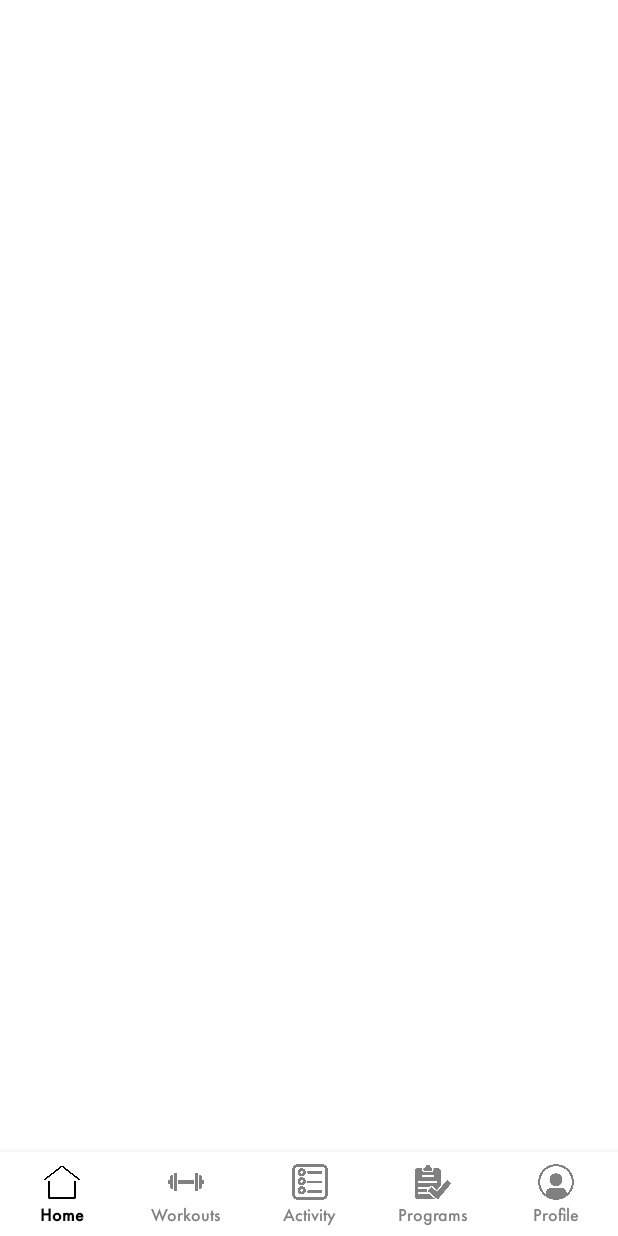
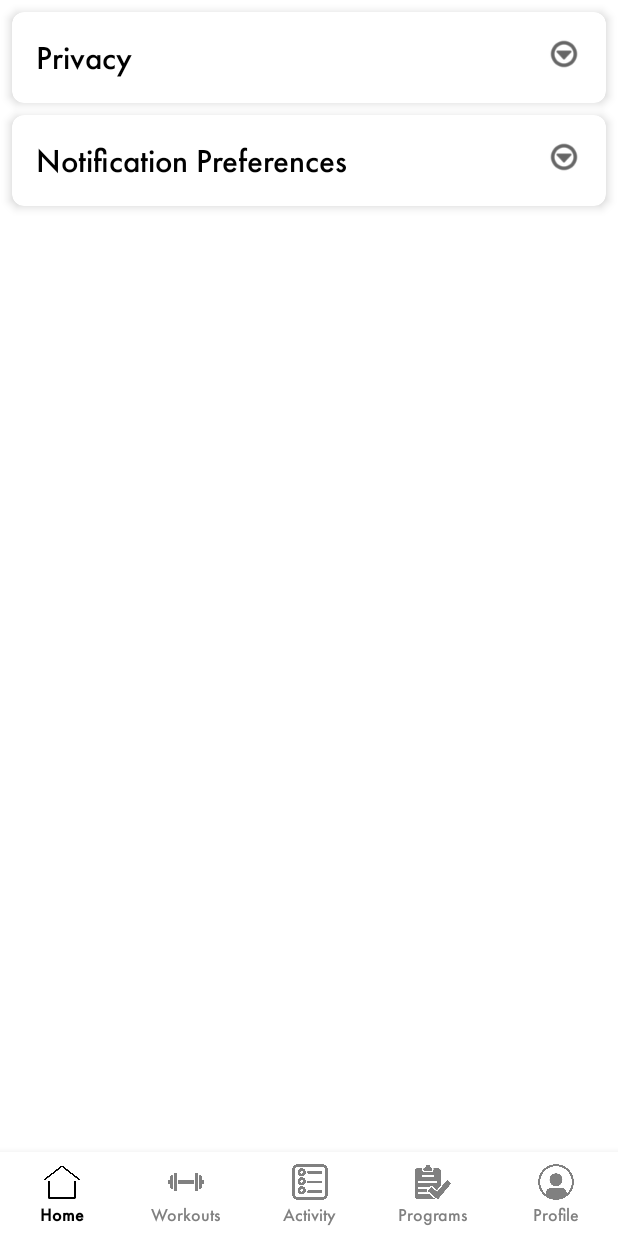
Before and after one commit to FEU-Tech-Mobile-Application-Dev-Ramirez/MAD-FINAL-Dugtrio, an Android app built with Jetpack Compose: the fragment Settings placed in its activity, on a phone screen of 412 x 824 dp. Run offline under Robolectric (Android 15) with nearby library versions, the phone set to English and light mode, and no system bars; 1 statement that could not run was skipped.

Commit message:
feat: update ActivityFragment and Profile layout, add Settings fragment with initial buttons
Signed-off-by: Xercxies <75853731+Xercxies@users.noreply.github.com>

```diff
--- a/app/src/main/java/com/example/mad_collaborative/ActivityFragment.kt
+++ b/app/src/main/java/com/example/mad_collaborative/ActivityFragment.kt
@@ -6,6 +6,8 @@ import android.view.LayoutInflater
 import android.view.View
 import android.view.ViewGroup
 
+// TODO: Rename parameter arguments, choose names that match
+// the fragment initialization parameters, e.g. ARG_ITEM_NUMBER
 private const val ARG_PARAM1 = "param1"
 private const val ARG_PARAM2 = "param2"
 
@@ -15,6 +17,7 @@ private const val ARG_PARAM2 = "param2"
  * create an instance of this fragment.
  */
 class ActivityFragment : Fragment() {
+    // TODO: Rename and change types of parameters
     private var param1: String? = null
     private var param2: String? = null
 
--- a/app/src/main/res/layout/fragment_profile.xml
+++ b/app/src/main/res/layout/fragment_profile.xml
@@ -100,7 +100,7 @@
         android:layout_width="wrap_content"
         android:layout_height="30dp"
         android:layout_marginStart="11dp"
-        android:layout_marginTop="26dp"
+        android:layout_marginTop="34dp"
         android:layout_marginEnd="303dp"
         android:fontFamily="@font/arial"
         android:gravity="start"
@@ -144,7 +144,7 @@
         android:layout_marginStart="5dp"
         android:layout_marginTop="534dp"
         android:layout_marginEnd="81dp"
-        android:layout_marginBottom="275dp"
+        android:layout_marginBottom="245dp"
         android:src="@drawable/line_horizontal_black_long"
         android:translationX="-5dp"
         app:layout_constraintBottom_toBottomOf="parent"
@@ -266,15 +266,22 @@
         android:id="@+id/Settings_2"
         android:layout_width="51dp"
         android:layout_height="22dp"
+        android:layout_marginStart="274dp"
+        android:layout_marginTop="354dp"
+        android:layout_marginEnd="86dp"
+        android:layout_marginBottom="515dp"
+        android:translationX="-1dp"
         android:fontFamily="@font/futura"
         android:gravity="start"
         android:text="Settings"
         android:textAlignment="center"
         android:textColor="@android:color/black"
         android:textSize="16sp"
-        tools:ignore="MissingConstraints,RtlCompat,TextSizeCheck"
-        tools:layout_editor_absoluteX="274dp"
-        tools:layout_editor_absoluteY="364dp" />
+        app:layout_constraintBottom_toBottomOf="parent"
+        app:layout_constraintEnd_toEndOf="parent"
+        app:layout_constraintStart_toStartOf="parent"
+        app:layout_constraintTop_toTopOf="parent"
+        tools:ignore="MissingConstraints,RtlCompat,TextSizeCheck" />
 
     <TextView
         android:id="@+id/qr_code_2"
--- a/app/src/main/res/layout/fragment_settings.xml
+++ b/app/src/main/res/layout/fragment_settings.xml
@@ -1,9 +1,90 @@
 <?xml version="1.0" encoding="utf-8"?>
-<FrameLayout xmlns:android="http://schemas.android.com/apk/res/android"
+<androidx.constraintlayout.widget.ConstraintLayout
+    xmlns:android="http://schemas.android.com/apk/res/android"
+    xmlns:app="http://schemas.android.com/apk/res-auto"
     xmlns:tools="http://schemas.android.com/tools"
     android:layout_width="match_parent"
     android:layout_height="match_parent"
     tools:context=".Settings">
 
+    <!-- First Button -->
+    <androidx.cardview.widget.CardView
+        android:id="@+id/Settings_card1"
+        android:layout_width="match_parent"
+        android:layout_height="wrap_content"
+        android:layout_margin="8dp"
+        android:clickable="true"
+        android:foreground="?attr/selectableItemBackground"
+        app:cardBackgroundColor="@android:color/white"
+        app:cardCornerRadius="8dp"
+        app:cardElevation="4dp"
+        app:layout_constraintEnd_toEndOf="parent"
+        app:layout_constraintStart_toStartOf="parent"
+        app:layout_constraintTop_toTopOf="parent">
 
-</FrameLayout>
+        <LinearLayout
+            android:layout_width="match_parent"
+            android:layout_height="wrap_content"
+            android:orientation="horizontal"
+            android:padding="16dp">
+
+            <TextView
+                android:id="@+id/button_text_privacy"
+                android:layout_width="0dp"
+                android:layout_height="wrap_content"
+                android:layout_weight="1"
+                android:fontFamily="@font/futura"
+                android:text="Privacy"
+                android:textColor="@android:color/black"
+                android:textSize="22sp" />
+
+            <ImageView
+                android:layout_width="24dp"
+                android:layout_height="24dp"
+                android:src="@android:drawable/ic_menu_more"
+                app:tint="@android:color/black" />
+
+        </LinearLayout>
+    </androidx.cardview.widget.CardView>
+
+    <!-- Second Button -->
+    <androidx.cardview.widget.CardView
+        android:id="@+id/Settings_card2"
+        android:layout_width="match_parent"
+        android:layout_height="wrap_content"
+        android:layout_margin="8dp"
+        android:clickable="true"
+        android:foreground="?attr/selectableItemBackground"
+        app:cardBackgroundColor="@android:color/white"
+        app:cardCornerRadius="8dp"
+        app:cardElevation="4dp"
+        app:layout_constraintEnd_toEndOf="parent"
+        app:layout_constraintStart_toStartOf="parent"
+        app:layout_constraintTop_toBottomOf="@id/Settings_card1">
+
+        <LinearLayout
+            android:layout_width="match_parent"
+            android:layout_height="wrap_content"
+            android:orientation="horizontal"
+            android:padding="16dp">
+
+            <TextView
+                android:id="@+id/button_text_notification"
+                android:layout_width="0dp"
+                android:layout_height="wrap_content"
+                android:layout_weight="1"
+                android:fontFamily="@font/futura"
+                android:text="Notification Preferences"
+                android:textColor="@android:color/black"
+                android:textSize="22sp" />
+
+            <ImageView
+                android:layout_width="24dp"
+                android:layout_height="24dp"
+                android:src="@android:drawable/ic_menu_more"
+                app:tint="@android:color/black" />
+
+        </LinearLayout>
+    </androidx.cardview.widget.CardView>
+
+</androidx.constraintlayout.widget.ConstraintLayout>
```
